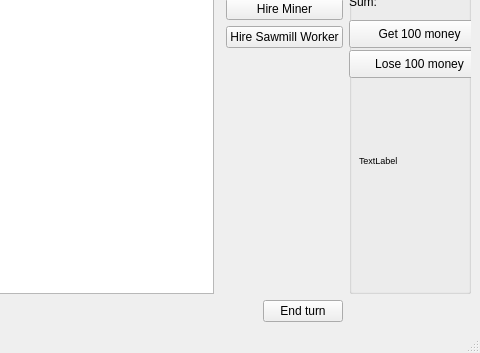
The window that Game/mapwindow.ui (apsaarinen/Ohj3) describes before a commit, drawn with Qt 5; both pictures show x 408 to 888 and y 227 to 580 of the 888 by 580 pixel window.
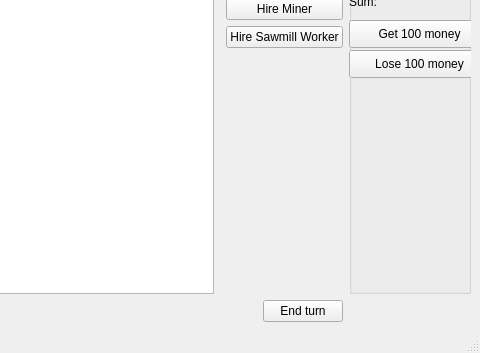
The same window after the commit.

```diff
--- a/Game/mapwindow.ui
+++ b/Game/mapwindow.ui
@@ -303,7 +303,7 @@
         </font>
        </property>
        <property name="text">
-        <string>TextLabel</string>
+        <string/>
        </property>
       </widget>
      </widget>
```
